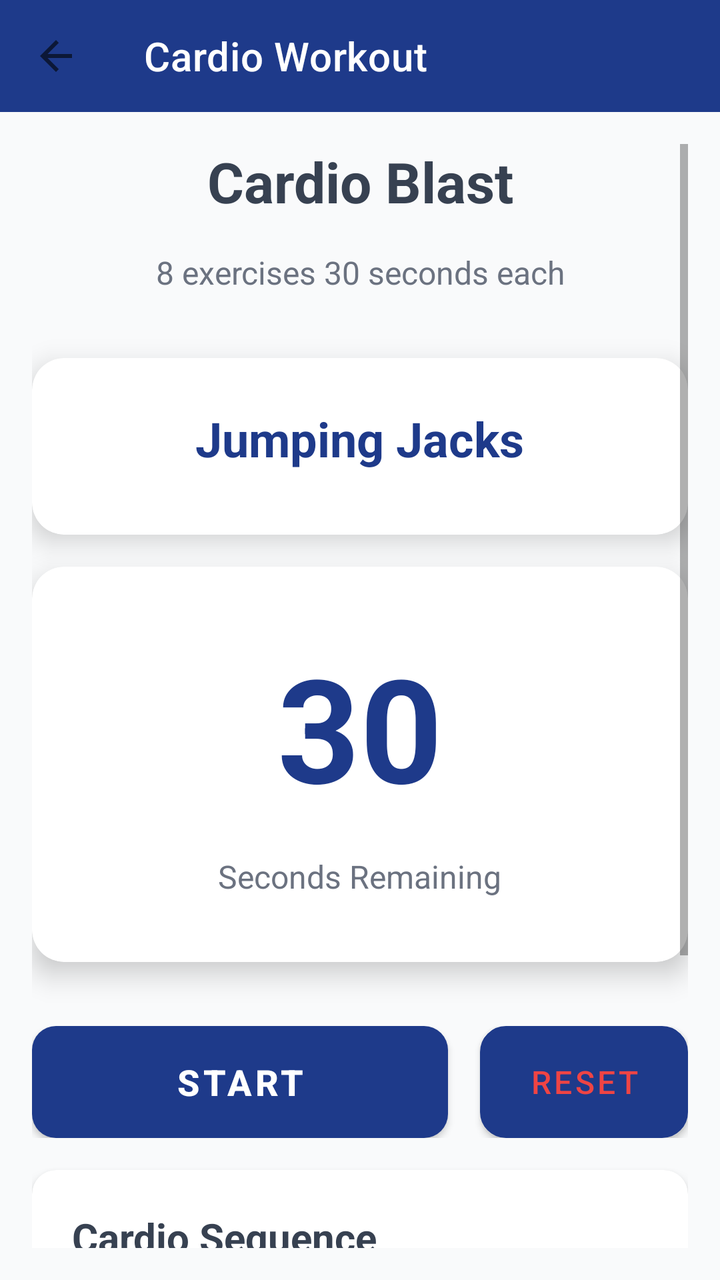
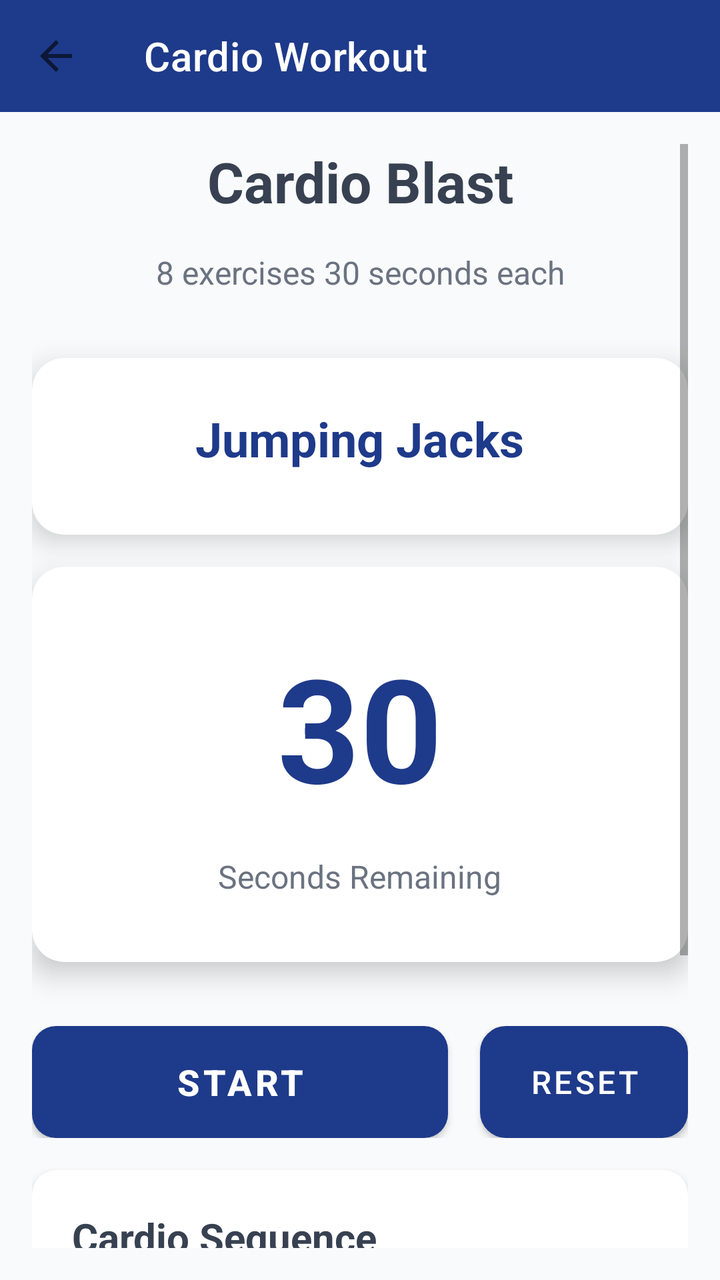

Two renders of the same Android screen: before a commit and after it. Below are the layout's source before the change and the commit's diff.
<!-- AndroidManifest.xml: application theme Theme.FitTrack -->
<!-- res/layout/activity_cardio_workout.xml -->
<LinearLayout
    xmlns:android="http://schemas.android.com/apk/res/android"
    xmlns:app="http://schemas.android.com/apk/res-auto"
    android:layout_width="match_parent"
    android:layout_height="match_parent"
    android:orientation="vertical"
    android:background="@color/secondary_light_gray">

    <androidx.appcompat.widget.Toolbar
        android:id="@+id/toolbar"
        android:layout_width="match_parent"
        android:layout_height="?attr/actionBarSize"
        android:background="@color/primary_blue"
        app:title="@string/cardio_workout_title"
        app:titleTextColor="@color/white"
        app:navigationIcon="?attr/homeAsUpIndicator"
        app:navigationIconTint="@color/white" />

    <ScrollView
        android:layout_width="match_parent"
        android:layout_height="match_parent"
        android:padding="16dp">

        <LinearLayout
            android:layout_width="match_parent"
            android:layout_height="wrap_content"
            android:orientation="vertical"
            android:gravity="center">

            <TextView
                android:layout_width="wrap_content"
                android:layout_height="wrap_content"
                android:text="@string/workout_title_cardio_blast"
                android:textSize="28sp"
                android:textStyle="bold"
                android:textColor="@color/secondary_dark_gray"
                android:layout_marginBottom="16dp"
                android:gravity="center" />

            <TextView
                android:layout_width="wrap_content"
                android:layout_height="wrap_content"
                android:text="@string/workout_description"
                android:textSize="16sp"
                android:textColor="@color/secondary_gray"
                android:layout_marginBottom="32dp"
                android:gravity="center" />

            <androidx.cardview.widget.CardView
                android:layout_width="match_parent"
                android:layout_height="wrap_content"
                android:layout_marginBottom="16dp"
                app:cardCornerRadius="16dp"
                app:cardElevation="8dp">

                <LinearLayout
                    android:layout_width="match_parent"
                    android:layout_height="wrap_content"
                    android:orientation="vertical"
                    android:padding="24dp"
                    android:gravity="center">

                    <TextView
                        android:id="@+id/currentExerciseText"
                        android:layout_width="wrap_content"
                        android:layout_height="wrap_content"
                        android:text="@string/default_exercise_name"
                        android:textSize="24sp"
                        android:textStyle="bold"
                        android:textColor="@color/primary_blue"
                        android:layout_marginBottom="8dp"
                        android:gravity="center" />

                </LinearLayout>
            </androidx.cardview.widget.CardView>

            <androidx.cardview.widget.CardView
                android:layout_width="match_parent"
                android:layout_height="wrap_content"
                android:layout_marginBottom="32dp"
                app:cardCornerRadius="16dp"
                app:cardElevation="8dp">

                <LinearLayout
                    android:layout_width="match_parent"
                    android:layout_height="wrap_content"
                    android:orientation="vertical"
                    android:padding="32dp"
                    android:gravity="center">

                    <TextView
                        android:id="@+id/timerText"
                        android:layout_width="wrap_content"
                        android:layout_height="wrap_content"
                        android:text="@string/default_timer_seconds"
                        android:textSize="72sp"
                        android:textStyle="bold"
                        android:textColor="@color/primary_blue"
                        android:layout_marginBottom="16dp" />

                    <TextView
                        android:layout_width="wrap_content"
                        android:layout_height="wrap_content"
                        android:text="@string/seconds_remaining"
                        android:textSize="16sp"
                        android:textColor="@color/secondary_gray" />

                </LinearLayout>
            </androidx.cardview.widget.CardView>

            <LinearLayout
                android:layout_width="match_parent"
                android:layout_height="wrap_content"
                android:orientation="horizontal"
                android:gravity="center"
                android:layout_marginBottom="16dp">

                <Button
                    android:id="@+id/btnStartStop"
                    android:layout_width="0dp"
                    android:layout_height="56dp"
                    android:layout_weight="2"
                    android:layout_marginEnd="8dp"
                    android:text="@string/btn_start"
                    android:textColor="@color/white"
                    android:textSize="18sp"
                    android:textStyle="bold"
                    android:background="@drawable/button_primary_bg" />

                <Button
                    android:id="@+id/btnReset"
                    android:layout_width="0dp"
                    android:layout_height="56dp"
                    android:layout_weight="1"
                    android:layout_marginStart="8dp"
                    android:text="@string/btn_reset"
                    android:textColor="@color/accent_red"
                    android:textSize="16sp"
                    android:background="@drawable/button_secondary_bg" />

            </LinearLayout>

            <androidx.cardview.widget.CardView
                android:layout_width="match_parent"
                android:layout_height="wrap_content"
                app:cardCornerRadius="12dp"
                app:cardElevation="4dp">

                <LinearLayout
                    android:layout_width="match_parent"
                    android:layout_height="wrap_content"
                    android:orientation="vertical"
                    android:padding="20dp">

                    <TextView
                        android:layout_width="wrap_content"
                        android:layout_height="wrap_content"
                        android:text="@string/cardio_sequence_title"
                        android:textSize="20sp"
                        android:textStyle="bold"
                        android:textColor="@color/secondary_dark_gray"
                        android:layout_marginBottom="16dp" />

                    <TextView
                        android:layout_width="wrap_content"
                        android:layout_height="wrap_content"
                        android:text="@string/cardio_exercise_list"
                        android:textSize="16sp"
                        android:textColor="@color/secondary_gray"
                        android:lineSpacingExtra="4dp" />

                </LinearLayout>
            </androidx.cardview.widget.CardView>
        </LinearLayout>
    </ScrollView>
</LinearLayout>
<!-- resources referenced by this layout -->
<resources>
  <color name="accent_red">#EF4444</color>
  <color name="primary_blue">#1E3A8A</color>
  <color name="secondary_dark_gray">#374151</color>
  <color name="secondary_gray">#6B7280</color>
  <color name="secondary_light_gray">#F9FAFB</color>
  <color name="white">#FFFFFF</color>
  <!-- drawable button_primary_bg (drawable) -->
  <?xml version="1.0" encoding="utf-8"?>
  <shape xmlns:android="http://schemas.android.com/apk/res/android"
      android:shape="rectangle">
      <solid android:color="@color/primary_blue" />
      <corners android:radius="12dp" />
  </shape>
  <!-- drawable button_secondary_bg (drawable) -->
  <?xml version="1.0" encoding="utf-8"?>
  <shape xmlns:android="http://schemas.android.com/apk/res/android"
      android:shape="rectangle">
      <stroke android:width="2dp" android:color="@color/primary_blue" />
      <solid android:color="@color/white" />
      <corners android:radius="12dp" />
  </shape>
  <string name="btn_reset">Reset</string>
  <string name="btn_start">Start</string>
  <string name="cardio_exercise_list">• Jumping Jacks\n• High Knees\n• Burpees\n• Mountain Climbers\n• Running in Place\n• Jump Squats\n• Butt Kicks\n• Star Jumps</string>
  <string name="cardio_sequence_title">Cardio Sequence</string>
  <string name="cardio_workout_title">Cardio Workout</string>
  <string name="default_exercise_name">Jumping Jacks</string>
  <string name="default_timer_seconds">30</string>
  <string name="seconds_remaining">Seconds Remaining</string>
  <string name="workout_description">8 exercises 30 seconds each</string>
  <string name="workout_title_cardio_blast">Cardio Blast</string>
  <style name="Theme.FitTrack" parent="Theme.MaterialComponents.DayNight.NoActionBar">
          
          <item name="colorPrimary">@color/primary_blue</item>
          <item name="colorPrimaryVariant">@color/primary_blue</item>
          <item name="colorOnPrimary">@color/white</item>
          
          <item name="colorSecondary">@color/accent_green</item>
          <item name="colorSecondaryVariant">@color/accent_green</item>
          <item name="colorOnSecondary">@color/secondary_dark_gray</item>
          
          <item name="android:statusBarColor">?attr/colorPrimaryVariant</item>
          
      </style>
  <color name="accent_green">#10B981</color>
</resources>

<!-- the commit's change to res/layout/activity_cardio_workout.xml (unified diff, before → after) -->
@@ -134,7 +134,7 @@
                     android:layout_weight="1"
                     android:layout_marginStart="8dp"
                     android:text="@string/btn_reset"
-                    android:textColor="@color/accent_red"
+                    android:textColor="@color/white"
                     android:textSize="16sp"
                     android:background="@drawable/button_secondary_bg" />
 
<!-- resource entries referenced after the edit -->
@@ -1,6 +1,5 @@
 <!-- resources referenced by this layout -->
 <resources>
-  <color name="accent_red">#EF4444</color>
   <color name="primary_blue">#1E3A8A</color>
   <color name="secondary_dark_gray">#374151</color>
   <color name="secondary_gray">#6B7280</color>
